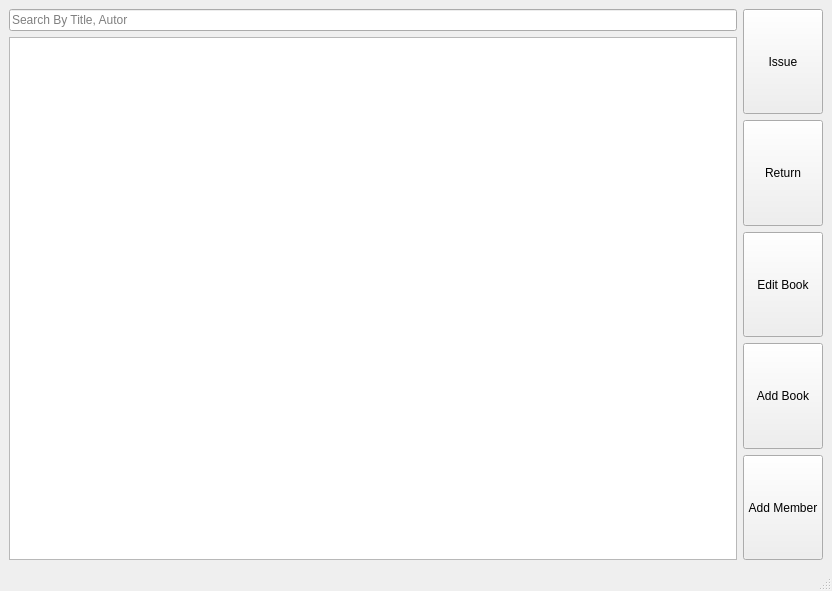
The window that mainwindow.ui (Ayush1325/library_management) describes before a commit, drawn with Qt 5.
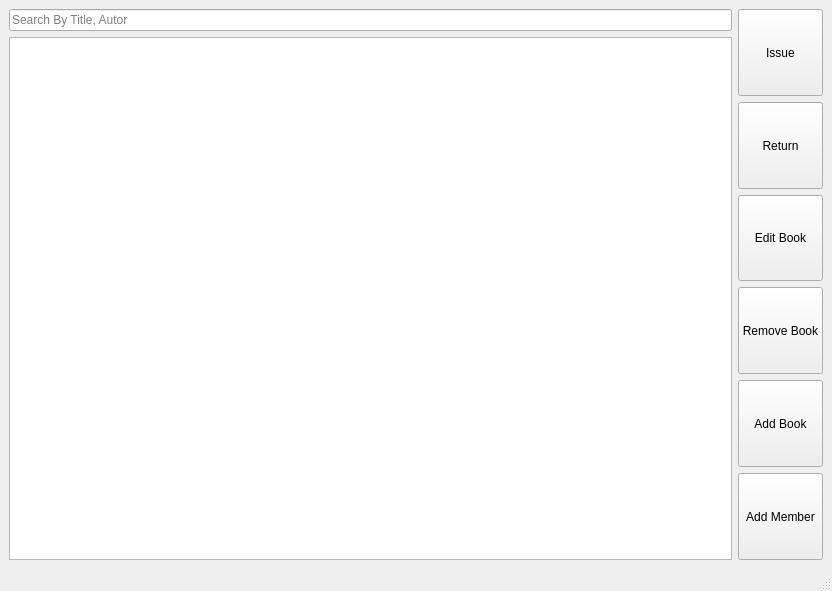
The same window after the commit.

Commit message: feat: Can now remove books and members.

Patch:
```diff
--- a/mainwindow.ui
+++ b/mainwindow.ui
@@ -95,6 +95,19 @@
         </property>
        </widget>
       </item>
+      <item>
+       <widget class="QPushButton" name="removeBtn">
+        <property name="sizePolicy">
+         <sizepolicy hsizetype="Minimum" vsizetype="Preferred">
+          <horstretch>0</horstretch>
+          <verstretch>0</verstretch>
+         </sizepolicy>
+        </property>
+        <property name="text">
+         <string>Remove Book</string>
+        </property>
+       </widget>
+      </item>
       <item>
        <widget class="QPushButton" name="addBookBtn">
         <property name="sizePolicy">
```
The commit also changes 9 other files.
